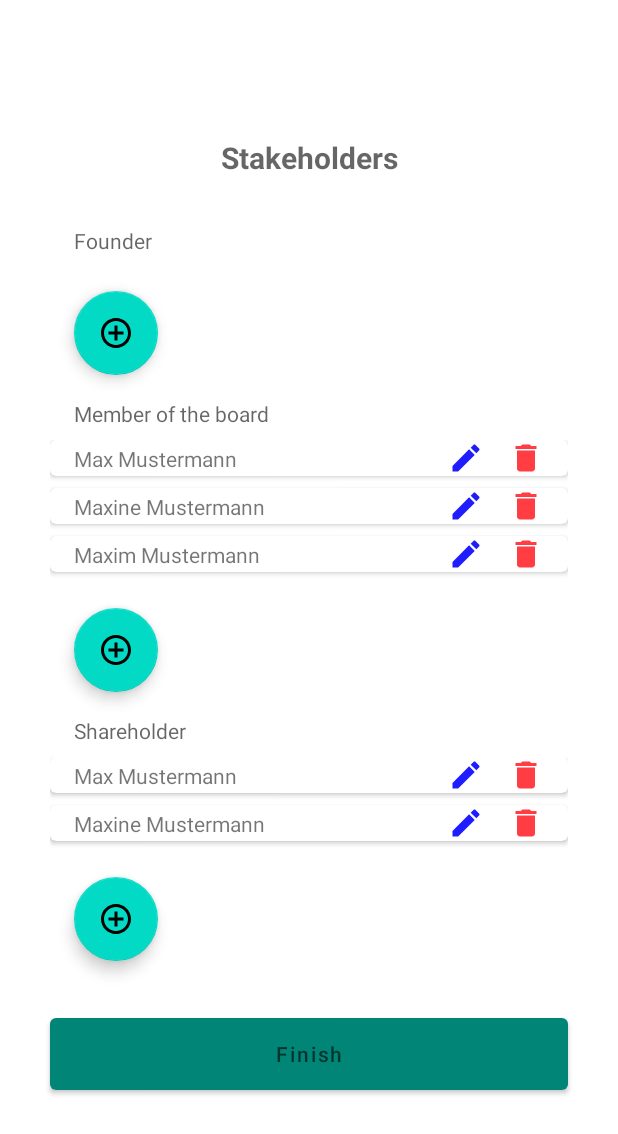
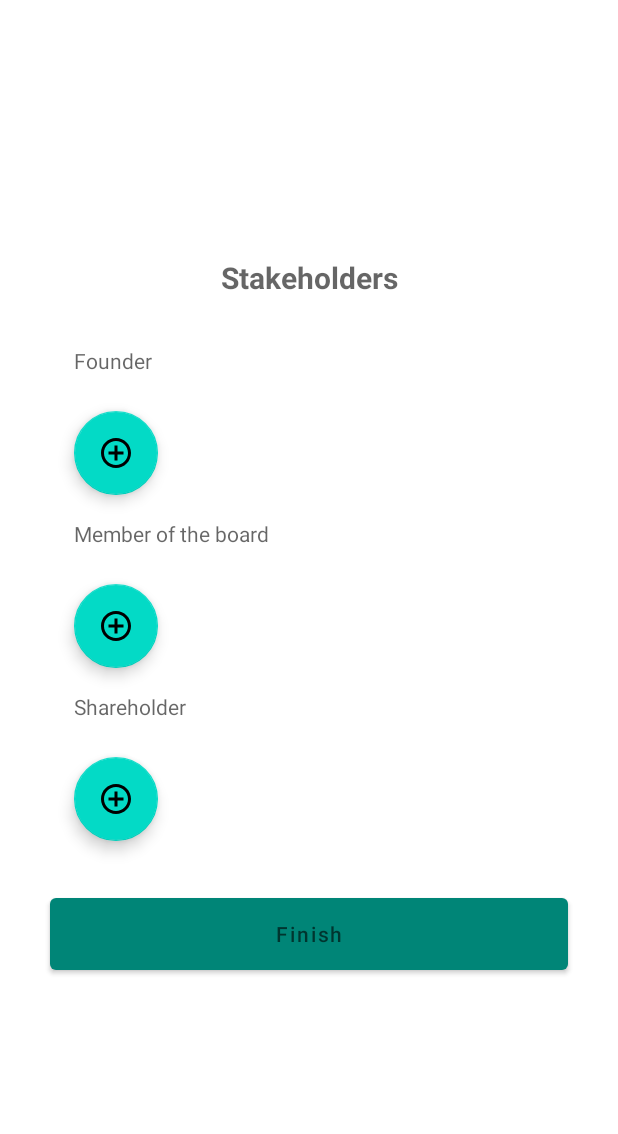
Before and after one commit to noahschmid/raising-android, an Android app: the screen it shows after launch (MainActivity), on a phone screen of 412 x 824 dp. Shown: the top 1134 px of the screen. Run offline under Robolectric (Android 15) with nearby library versions, the phone set to English and light mode, and no system bars.

Commit message:
Implement view model connection for all three stakeholder types

```diff
--- a/app/src/main/java/com/raising/app/authentication/fragments/registration/helper/FragmentStakeholderFounder.java
+++ b/app/src/main/java/com/raising/app/authentication/fragments/registration/helper/FragmentStakeholderFounder.java
@@ -87,14 +87,11 @@ public class FragmentStakeholderFounder extends RaisingFragment {
                             getString(R.string.register_dialog_text_empty_credentials));
                     return;
                 }
-
                 StakeholderFounder founder = new StakeholderFounder(
                         firstName, lastName, companyPosition, education);
 
                 founderViewModel.select(founder);
-
                 leaveFounderFragment();
-
             }
         });
     }
--- a/app/src/main/java/com/raising/app/authentication/fragments/registration/startup/RegisterStakeholderFragment.java
+++ b/app/src/main/java/com/raising/app/authentication/fragments/registration/startup/RegisterStakeholderFragment.java
@@ -52,6 +52,7 @@ public class RegisterStakeholderFragment extends RaisingFragment {
     @Override
     public View onCreateView(LayoutInflater inflater, ViewGroup container,
                              Bundle savedInstanceState) {
+        if(savedInstanceState == null) {
             View view = inflater.inflate(R.layout.fragment_register_stakeholder,
                     container, false);
             founderViewModel = new ViewModelProvider(requireActivity()).get(FounderViewModel.class);
@@ -61,6 +62,11 @@ public class RegisterStakeholderFragment extends RaisingFragment {
             hideBottomNavigation(true);
 
             return view;
+        } else {
+
+
+        }
+
     }
 
     @Override
@@ -74,33 +80,13 @@ public class RegisterStakeholderFragment extends RaisingFragment {
 
         //creates a example list for boardMemberRecyclerViewList
         boardMemberRecyclerViewList = new ArrayList<>();
-        boardMemberRecyclerViewList.add(new StakeholderRecyclerListItem("Max Mustermann"));
-        boardMemberRecyclerViewList.add(new StakeholderRecyclerListItem("Maxine Mustermann"));
-        boardMemberRecyclerViewList.add(new StakeholderRecyclerListItem("Maxim Mustermann"));
-
         boardMemberList = new ArrayList<>();
-        boardMemberList.add(new StakeholderBoardMember("Max", "Mustermann", "Carpenter", "VRP", "2010", "Bachelor"));
-        boardMemberList.add(new StakeholderBoardMember("Maxine", "Mustermann", "Carpenter", "VRP", "2010", "Bachelor"));
-        boardMemberList.add(new StakeholderBoardMember("Maxim", "Mustermann", "Carpenter", "VRP", "2010", "Bachelor"));
 
         createBoardMemberRecyclerView(view);
 
         //creates a example list for shareholderRecyclerViewList
         shareholderRecyclerViewList = new ArrayList<>();
-        shareholderRecyclerViewList.add(new StakeholderRecyclerListItem("Max Mustermann"));
-        shareholderRecyclerViewList.add(new StakeholderRecyclerListItem("Maxine Mustermann"));
-
         shareholderList = new ArrayList<>();
-        shareholderList.add(
-                new StakeholderShareholder(
-                        true, "Max", "Mustermann",
-                        "Switzerland", null, null, null,
-                        "15"));
-        shareholderList.add(
-                new StakeholderShareholder(
-                        false, null, null,
-                        null, "Maxine", "Family Business",
-                        "www.www.de", "50"));
 
         createShareholderRecyclerView(view);
 
@@ -174,6 +160,7 @@ public class RegisterStakeholderFragment extends RaisingFragment {
     @Override
     public void onSaveInstanceState(@NonNull Bundle outState) {
         super.onSaveInstanceState(outState);
+        outState.putArray(founderList.toArray());
     }
 
     private void createFounderRecyclerView(View view) {
--- a/app/src/main/java/com/raising/app/models/stakeholder/StakeholderFounder.java
+++ b/app/src/main/java/com/raising/app/models/stakeholder/StakeholderFounder.java
@@ -1,6 +1,8 @@
 package com.raising.app.models.stakeholder;
 
-public class StakeholderFounder {
+import java.io.Serializable;
+
+public class StakeholderFounder implements Serializable {
 
     private String firstName;
     private String lastName;
```
Also changed, not shown: app/src/main/java/com/raising/app/authentication/fragments/registration/helper/FragmentStakeholderBoardMember.java (+10 -4 lines), app/src/main/java/com/raising/app/authentication/fragments/registration/helper/FragmentStakeholderShareholder.java (+12 -6 lines). Lines whose indentation alone changed are shown as unchanged.
